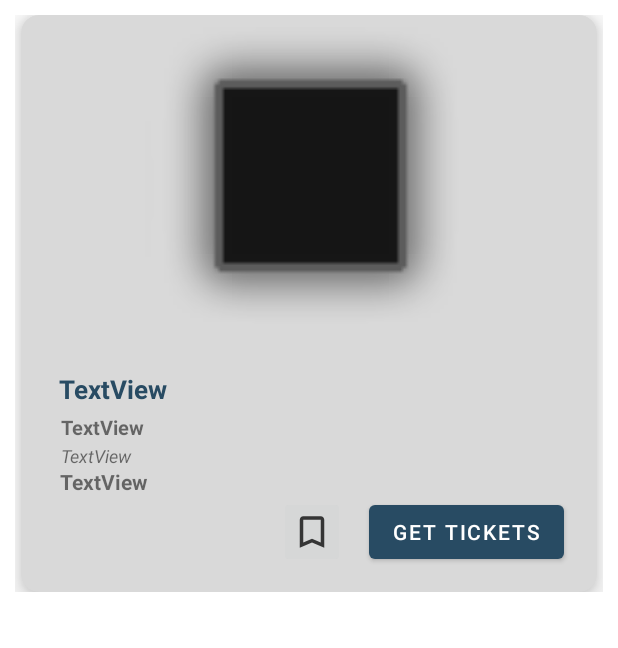
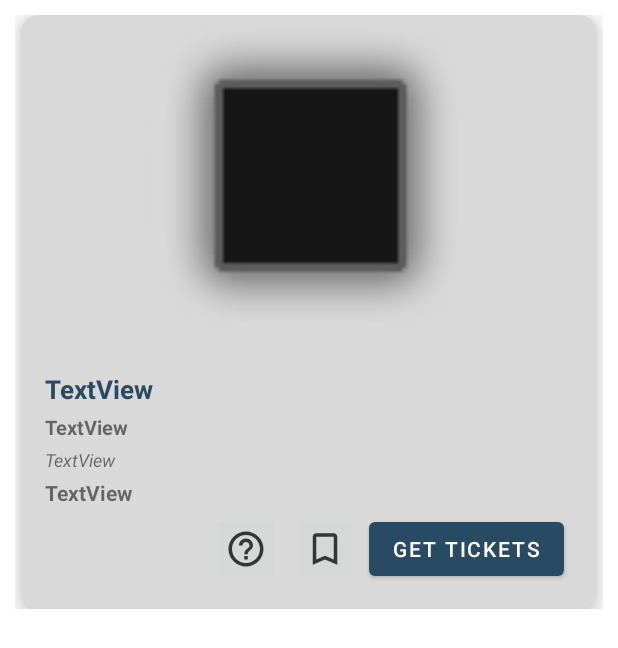
Before and after one commit to cakekxtx/TMClone, an Android app: the layout search_event_layout.xml on its own in the app's theme, with its tools: preview values and no code run, on a phone screen of 412 x 824 dp. Shown: the top 648 px of the screen. Run offline under Robolectric (Android 15) with nearby library versions, the phone set to English and light mode, and no system bars.

Commit message:
start gemini api integration

```diff
--- a/app/build.gradle.kts
+++ b/app/build.gradle.kts
@@ -55,6 +55,9 @@ dependencies {
 	//Glide
 	implementation("com.github.bumptech.glide:glide:4.16.0")
 
+	//Gemini API
+	implementation("com.google.ai.client.generativeai:generativeai:0.9.0")
+
 	implementation(libs.androidx.core.ktx)
 	implementation(libs.androidx.appcompat)
 	implementation(libs.material)
--- /dev/null
+++ b/app/src/main/res/drawable/baseline_help_outline_24.xml
@@ -0,0 +1,5 @@
+<vector xmlns:android="http://schemas.android.com/apk/res/android" android:autoMirrored="true" android:height="24dp" android:tint="#353535" android:viewportHeight="24" android:viewportWidth="24" android:width="24dp">
+
+    <path android:fillColor="@android:color/white" android:pathData="M11,18h2v-2h-2v2zM12,2C6.48,2 2,6.48 2,12s4.48,10 10,10 10,-4.48 10,-10S17.52,2 12,2zM12,20c-4.41,0 -8,-3.59 -8,-8s3.59,-8 8,-8 8,3.59 8,8 -3.59,8 -8,8zM12,6c-2.21,0 -4,1.79 -4,4h2c0,-1.1 0.9,-2 2,-2s2,0.9 2,2c0,2 -3,1.75 -3,5h2c0,-2.25 3,-2.5 3,-5 0,-2.21 -1.79,-4 -4,-4z"/>
+
+</vector>
--- a/app/src/main/res/layout/search_event_layout.xml
+++ b/app/src/main/res/layout/search_event_layout.xml
@@ -39,9 +39,11 @@
 
             <TextView
                 android:id="@+id/eventName_textView"
-                android:layout_width="335dp"
+                android:layout_width="0dp"
                 android:layout_height="wrap_content"
+                android:layout_marginStart="16dp"
                 android:layout_marginTop="8dp"
+                android:layout_marginEnd="16dp"
                 android:text="TextView"
                 android:textAlignment="gravity"
                 android:textColor="@color/blue"
@@ -53,10 +55,11 @@
 
             <TextView
                 android:id="@+id/eventAddress_textView"
-                android:layout_width="335dp"
-                android:layout_height="16dp"
-                android:layout_marginStart="24dp"
+                android:layout_width="0dp"
+                android:layout_height="wrap_content"
+                android:layout_marginStart="16dp"
                 android:layout_marginTop="4dp"
+                android:layout_marginEnd="16dp"
                 android:text="TextView"
                 android:textSize="12sp"
                 android:textStyle="italic"
@@ -67,8 +70,11 @@
 
             <TextView
                 android:id="@+id/eventDateTime_textView"
-                android:layout_width="335dp"
+                android:layout_width="0dp"
                 android:layout_height="wrap_content"
+                android:layout_marginStart="16dp"
+                android:layout_marginTop="4dp"
+                android:layout_marginEnd="16dp"
                 android:text="TextView"
                 android:textStyle="bold"
                 app:layout_constraintEnd_toEndOf="parent"
@@ -78,9 +84,11 @@
 
             <TextView
                 android:id="@+id/eventLocation_textView"
-                android:layout_width="335dp"
-                android:layout_height="16dp"
+                android:layout_width="0dp"
+                android:layout_height="wrap_content"
+                android:layout_marginStart="16dp"
                 android:layout_marginTop="4dp"
+                android:layout_marginEnd="16dp"
                 android:text="TextView"
                 android:textSize="13dp"
                 android:textStyle="bold"
@@ -94,6 +102,7 @@
                 android:id="@+id/getTickets_button"
                 android:layout_width="wrap_content"
                 android:layout_height="wrap_content"
+                android:layout_marginTop="4dp"
                 android:layout_marginEnd="24dp"
                 android:layout_marginBottom="16dp"
                 android:text="Get Tickets"
@@ -106,9 +115,11 @@
                 android:id="@+id/priceRange_textView"
                 android:layout_width="wrap_content"
                 android:layout_height="wrap_content"
-                android:layout_marginStart="26dp"
-                android:layout_marginTop="12dp"
+                android:layout_marginStart="16dp"
+                android:layout_marginTop="4dp"
                 android:text=" "
+                app:layout_constraintEnd_toStartOf="@+id/askGemini_button"
+                app:layout_constraintHorizontal_bias="0.0"
                 app:layout_constraintStart_toStartOf="parent"
                 app:layout_constraintTop_toBottomOf="@+id/eventDateTime_textView" />
 
@@ -116,13 +127,28 @@
                 android:id="@+id/searchBookmarks_button"
                 android:layout_width="44dp"
                 android:layout_height="48dp"
+                android:layout_marginTop="4dp"
                 android:layout_marginBottom="16dp"
                 android:scaleType="centerCrop"
                 app:layout_constraintBottom_toBottomOf="parent"
                 app:layout_constraintEnd_toStartOf="@+id/getTickets_button"
-                app:layout_constraintHorizontal_bias="0.914"
+                app:layout_constraintHorizontal_bias="0.962"
                 app:layout_constraintStart_toStartOf="parent"
+                app:layout_constraintTop_toBottomOf="@+id/eventDateTime_textView"
                 app:srcCompat="@drawable/outlined_bookmark" />
+
+            <ImageButton
+                android:id="@+id/askGemini_button"
+                android:layout_width="46dp"
+                android:layout_height="48dp"
+                android:layout_marginTop="4dp"
+                android:layout_marginEnd="8dp"
+                android:layout_marginBottom="16dp"
+                android:scaleType="centerCrop"
+                app:layout_constraintBottom_toBottomOf="parent"
+                app:layout_constraintEnd_toStartOf="@+id/searchBookmarks_button"
+                app:layout_constraintTop_toBottomOf="@+id/eventDateTime_textView"
+                app:srcCompat="@drawable/baseline_help_outline_24" />
         </androidx.constraintlayout.widget.ConstraintLayout>
     </androidx.cardview.widget.CardView>
 </androidx.constraintlayout.widget.ConstraintLayout>
```
Also changed, not shown: app/src/main/java/com/example/tmclone/EventsAdapter.kt (+55 -0 lines).
